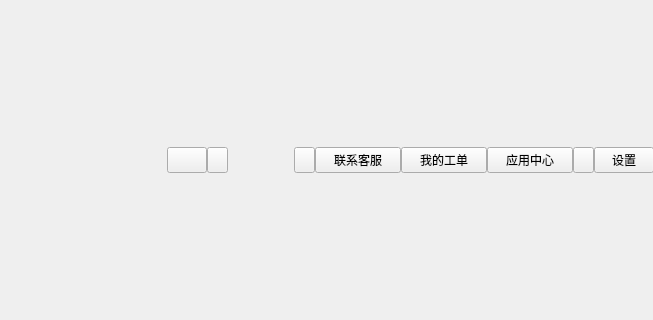
gispda/ZcloudDesk, file src/ZcloudDesk/ZcloudDesk.ui: the form before one commit; both pictures show x 157 to 810 and y 185 to 505 of the 1329 by 752 pixel window.
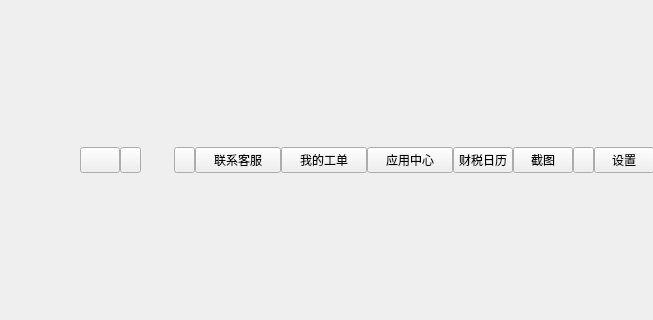
The form after the commit. Icons and pictures are not drawn. Custom widgets are drawn as their Qt base class.

What changed in the file:
```diff
--- a/src/ZcloudDesk/ZcloudDesk.ui
+++ b/src/ZcloudDesk/ZcloudDesk.ui
@@ -181,20 +181,38 @@
       </widget>
      </item>
      <item>
-      <widget class="QPushButton" name="labelCompName">
+      <widget class="QLabel" name="labelCompName">
+       <property name="sizePolicy">
+        <sizepolicy hsizetype="Preferred" vsizetype="Fixed">
+         <horstretch>0</horstretch>
+         <verstretch>0</verstretch>
+        </sizepolicy>
+       </property>
+       <property name="minimumSize">
+        <size>
+         <width>0</width>
+         <height>26</height>
+        </size>
+       </property>
+       <property name="maximumSize">
+        <size>
+         <width>1000</width>
+         <height>26</height>
+        </size>
+       </property>
        <property name="styleSheet">
-        <string notr="true">QPushButton{border-image: url(:/ZcloudDesk/image/bg_transparent.png);color: rgb(255, 255, 255);
-font: 12px &quot;微软雅黑&quot;;}
-QPushButton:hover{border-image: url(:/ZcloudDesk/image/bg_transparent_hover.png);color: rgb(255, 255, 255);
-font: 12px &quot;微软雅黑&quot;}
-QPushButton:pressed{border-image: url(:/ZcloudDesk/image/bg_transparent_pre.png);color: rgb(255, 255, 255);
-font: 12px &quot;微软雅黑&quot;};</string>
+        <string notr="true">QLabel{border-image: url(:/ZcloudDesk/image/bg_transparent.png);color: rgb(255, 255, 255);
+font: 12px &quot;微软雅黑&quot;;padding-left:5px;padding-right:5px;}
+QLabel:hover{border-image: url(:/ZcloudDesk/image/bg_transparent_hover.png);color: rgb(255, 255, 255);
+font: 12px &quot;微软雅黑&quot;;padding-left:5px;padding-right:5px;}
+QLabel:pressed{border-image: url(:/ZcloudDesk/image/bg_transparent_pre.png);color: rgb(255, 255, 255);
+font: 12px &quot;微软雅黑&quot;;padding-left:5px;padding-right:5px;};</string>
        </property>
        <property name="text">
         <string/>
        </property>
-       <property name="flat">
-        <bool>true</bool>
+       <property name="alignment">
+        <set>Qt::AlignLeading|Qt::AlignLeft|Qt::AlignVCenter</set>
        </property>
       </widget>
      </item>
@@ -355,6 +373,84 @@
        </property>
       </widget>
      </item>
+     <item>
+      <widget class="QPushButton" name="calendarButton">
+       <property name="sizePolicy">
+        <sizepolicy hsizetype="Fixed" vsizetype="Fixed">
+         <horstretch>0</horstretch>
+         <verstretch>0</verstretch>
+        </sizepolicy>
+       </property>
+       <property name="minimumSize">
+        <size>
+         <width>60</width>
+         <height>26</height>
+        </size>
+       </property>
+       <property name="maximumSize">
+        <size>
+         <width>60</width>
+         <height>26</height>
+        </size>
+       </property>
+       <property name="styleSheet">
+        <string notr="true">QPushButton{border-image: url(:/ZcloudDesk/image/bg_transparent.png);color: rgb(255, 255, 255);
+font: 12px &quot;微软雅黑&quot;;}
+QPushButton:hover{border-image: url(:/ZcloudDesk/image/bg_transparent_hover.png);color: rgb(255, 255, 255);
+font: 12px &quot;微软雅黑&quot;}
+QPushButton:pressed{border-image: url(:/ZcloudDesk/image/bg_transparent_pre.png);color: rgb(255, 255, 255);
+font: 12px &quot;微软雅黑&quot;};</string>
+       </property>
+       <property name="text">
+        <string>财税日历</string>
+       </property>
+       <property name="iconSize">
+        <size>
+         <width>14</width>
+         <height>26</height>
+        </size>
+       </property>
+      </widget>
+     </item>
+     <item>
+      <widget class="QPushButton" name="screenShootButton">
+       <property name="sizePolicy">
+        <sizepolicy hsizetype="Fixed" vsizetype="Fixed">
+         <horstretch>0</horstretch>
+         <verstretch>0</verstretch>
+        </sizepolicy>
+       </property>
+       <property name="minimumSize">
+        <size>
+         <width>60</width>
+         <height>26</height>
+        </size>
+       </property>
+       <property name="maximumSize">
+        <size>
+         <width>60</width>
+         <height>26</height>
+        </size>
+       </property>
+       <property name="styleSheet">
+        <string notr="true">QPushButton{border-image: url(:/ZcloudDesk/image/bg_transparent.png);color: rgb(255, 255, 255);
+font: 12px &quot;微软雅黑&quot;;}
+QPushButton:hover{border-image: url(:/ZcloudDesk/image/bg_transparent_hover.png);color: rgb(255, 255, 255);
+font: 12px &quot;微软雅黑&quot;}
+QPushButton:pressed{border-image: url(:/ZcloudDesk/image/bg_transparent_pre.png);color: rgb(255, 255, 255);
+font: 12px &quot;微软雅黑&quot;};</string>
+       </property>
+       <property name="text">
+        <string>截图</string>
+       </property>
+       <property name="iconSize">
+        <size>
+         <width>14</width>
+         <height>26</height>
+        </size>
+       </property>
+      </widget>
+     </item>
      <item>
       <widget class="QPushButton" name="spaceButton">
        <property name="sizePolicy">
```
